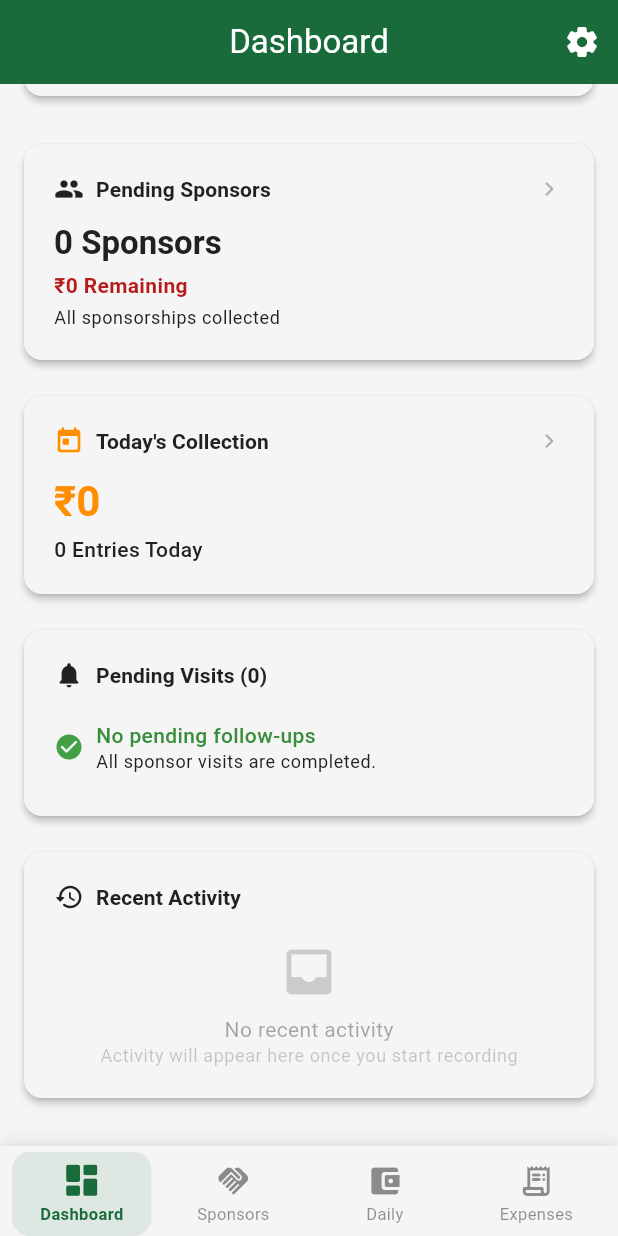
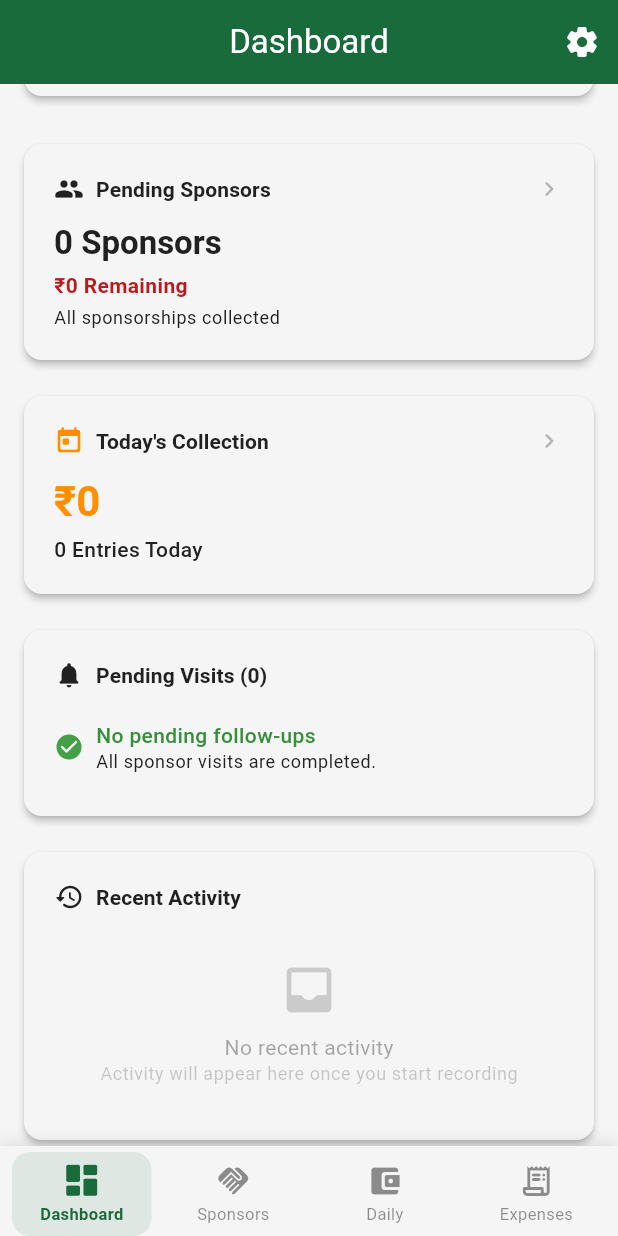
Before and after one commit to santhosh9863/gowriganesha, a Flutter app: the screen it shows after launch, scrolled down 842 dp, on a phone screen of 412 x 824 dp. Run offline on Flutter 3.47's test engine with Material 3 defaults, Android fonts, the phone set to English and light mode, and no system bars; our stand-ins replace cloud_firestore, firebase_core, flutter_riverpod, go_router; accounts and stored records are empty; statements that could not run were skipped.

Commit message:
feat: activity-feed
- Activity model (type, title, description, createdAt)
- Firestore service: addActivity, watchActivities
- Activity stream provider
- Dashboard Recent Activity shows live data from Firestore
  - Contextual icons per type
  - Relative timestamps
  - Latest 20 items
  - Empty state preserved
- Write points (create only):
  - Collection Recorded (Quick Receive)
  - Expense Added
  - Follow-Up Added
  - Follow-Up Completed
- Silent on failure (does not block user)

```diff
--- /dev/null
+++ b/lib/core/models/activity.dart
@@ -0,0 +1,40 @@
+import 'package:cloud_firestore/cloud_firestore.dart';
+
+class Activity {
+  final String id;
+  final String festivalId;
+  final String type;
+  final String title;
+  final String description;
+  final Timestamp createdAt;
+
+  const Activity({
+    required this.id,
+    required this.festivalId,
+    required this.type,
+    required this.title,
+    required this.description,
+    required this.createdAt,
+  });
+
+  Map<String, dynamic> toMap() {
+    return {
+      'festivalId': festivalId,
+      'type': type,
+      'title': title,
+      'description': description,
+      'createdAt': createdAt,
+    };
+  }
+
+  factory Activity.fromMap(String id, Map<String, dynamic> map) {
+    return Activity(
+      id: id,
+      festivalId: map['festivalId'] as String? ?? '',
+      type: map['type'] as String? ?? '',
+      title: map['title'] as String? ?? '',
+      description: map['description'] as String? ?? '',
+      createdAt: (map['createdAt'] as Timestamp?) ?? Timestamp.now(),
+    );
+  }
+}
--- /dev/null
+++ b/lib/core/providers/activity_provider.dart
@@ -0,0 +1,9 @@
+import 'package:flutter_riverpod/flutter_riverpod.dart';
+import 'package:ganesha_2026/core/constants.dart';
+import 'package:ganesha_2026/core/models/activity.dart';
+import 'package:ganesha_2026/core/providers/festival_provider.dart';
+
+final activitiesStreamProvider = StreamProvider<List<Activity>>((ref) {
+  final service = ref.read(firestoreProvider);
+  return service.watchActivities(AppConstants.festivalId);
+});
--- a/lib/features/dashboard/dashboard_page.dart
+++ b/lib/features/dashboard/dashboard_page.dart
@@ -4,6 +4,7 @@ import 'package:go_router/go_router.dart';
 import 'package:intl/intl.dart';
 import 'package:ganesha_2026/core/constants.dart';
 import 'package:ganesha_2026/core/providers/dashboard_provider.dart';
+import 'package:ganesha_2026/core/providers/activity_provider.dart';
 import 'package:ganesha_2026/core/models/sponsor_followup.dart';
 import 'package:ganesha_2026/core/providers/followup_provider.dart';
 
@@ -892,7 +893,48 @@ class _VisitRow extends StatelessWidget {
   }
 }
 
-class _RecentActivity extends StatelessWidget {
+String _activityRelativeTime(DateTime dt) {
+  final now = DateTime.now();
+  final diff = now.difference(dt);
+  if (diff.inMinutes < 1) return 'just now';
+  if (diff.inMinutes < 60) return '${diff.inMinutes}m ago';
+  if (diff.inHours < 24) return '${diff.inHours}h ago';
+  if (diff.inDays == 1) return 'Yesterday';
+  if (diff.inDays < 30) return '${diff.inDays}d ago';
+  return DateFormat('d MMM').format(dt);
+}
+
+IconData _activityIcon(String type) {
+  switch (type) {
+    case 'collection_recorded':
+      return Icons.account_balance_wallet_rounded;
+    case 'expense_added':
+      return Icons.receipt_long_rounded;
+    case 'followup_added':
+      return Icons.notifications_rounded;
+    case 'followup_completed':
+      return Icons.check_circle_rounded;
+    default:
+      return Icons.circle_rounded;
+  }
+}
+
+Color _activityColor(String type, ColorScheme cs) {
+  switch (type) {
+    case 'collection_recorded':
+      return cs.tertiary;
+    case 'expense_added':
+      return cs.error;
+    case 'followup_added':
+      return cs.primary;
+    case 'followup_completed':
+      return Colors.green.shade600;
+    default:
+      return cs.onSurface;
+  }
+}
+
+class _RecentActivity extends ConsumerWidget {
   final ThemeData theme;
   final ColorScheme colorScheme;
 
@@ -902,7 +944,10 @@ class _RecentActivity extends StatelessWidget {
   });
 
   @override
-  Widget build(BuildContext context) {
+  Widget build(BuildContext context, WidgetRef ref) {
+    final activitiesAsync = ref.watch(activitiesStreamProvider);
+    final items = activitiesAsync.valueOrNull ?? [];
+
     return Card(
       margin: EdgeInsets.zero,
       child: Padding(
@@ -926,8 +971,11 @@ class _RecentActivity extends StatelessWidget {
                 ),
               ],
             ),
-            const SizedBox(height: 20),
+            const SizedBox(height: 16),
+            if (items.isEmpty)
               Center(
+                child: Padding(
+                  padding: const EdgeInsets.symmetric(vertical: 16),
                   child: Column(
                     children: [
                       Icon(
@@ -951,6 +999,59 @@ class _RecentActivity extends StatelessWidget {
                     ],
                   ),
                 ),
+              )
+            else
+              ...items.take(20).map((a) => Padding(
+                    padding: const EdgeInsets.symmetric(vertical: 6),
+                    child: Row(
+                      crossAxisAlignment: CrossAxisAlignment.start,
+                      children: [
+                        Container(
+                          padding: const EdgeInsets.all(8),
+                          decoration: BoxDecoration(
+                            color: _activityColor(a.type, colorScheme)
+                                .withAlpha(30),
+                            borderRadius: BorderRadius.circular(8),
+                          ),
+                          child: Icon(
+                            _activityIcon(a.type),
+                            size: 18,
+                            color: _activityColor(a.type, colorScheme),
+                          ),
+                        ),
+                        const SizedBox(width: 12),
+                        Expanded(
+                          child: Column(
+                            crossAxisAlignment: CrossAxisAlignment.start,
+                            children: [
+                              Text(
+                                a.title,
+                                style: theme.textTheme.bodyMedium?.copyWith(
+                                  fontWeight: FontWeight.w600,
+                                ),
+                              ),
+                              const SizedBox(height: 2),
+                              Text(
+                                a.description,
+                                style: theme.textTheme.bodySmall?.copyWith(
+                                  color: colorScheme.onSurfaceVariant,
+                                ),
+                                maxLines: 2,
+                                overflow: TextOverflow.ellipsis,
+                              ),
+                            ],
+                          ),
+                        ),
+                        const SizedBox(width: 8),
+                        Text(
+                          _activityRelativeTime(a.createdAt.toDate()),
+                          style: theme.textTheme.labelSmall?.copyWith(
+                            color: colorScheme.onSurfaceVariant,
+                          ),
+                        ),
+                      ],
+                    ),
+                  )),
           ],
         ),
       ),
```
Also changed, not shown: lib/core/services/firestore_service.dart (+27 -0 lines), lib/features/collections/collection_detail_page.dart (+11 -0 lines), lib/features/expenses/expense_form_page.dart (+9 -0 lines), lib/features/followups/followup_form_page.dart (+9 -0 lines), lib/features/followups/followup_list_page.dart (+10 -0 lines). Lines whose indentation alone changed are shown as unchanged.
